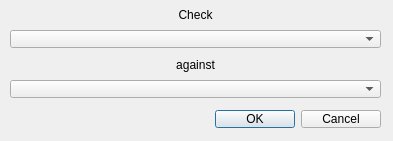
The window that ui/qdlgentityvsentityselection.ui (CoppeliaRobotics/coppeliaSimLib) describes before a commit, drawn with Qt 5.
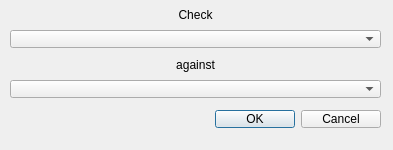
The same window after the commit.

```diff
--- a/ui/qdlgentityvsentityselection.ui
+++ b/ui/qdlgentityvsentityselection.ui
@@ -7,7 +7,7 @@
     <x>0</x>
     <y>0</y>
     <width>393</width>
-    <height>141</height>
+    <height>150</height>
    </rect>
   </property>
   <property name="windowTitle">
```
